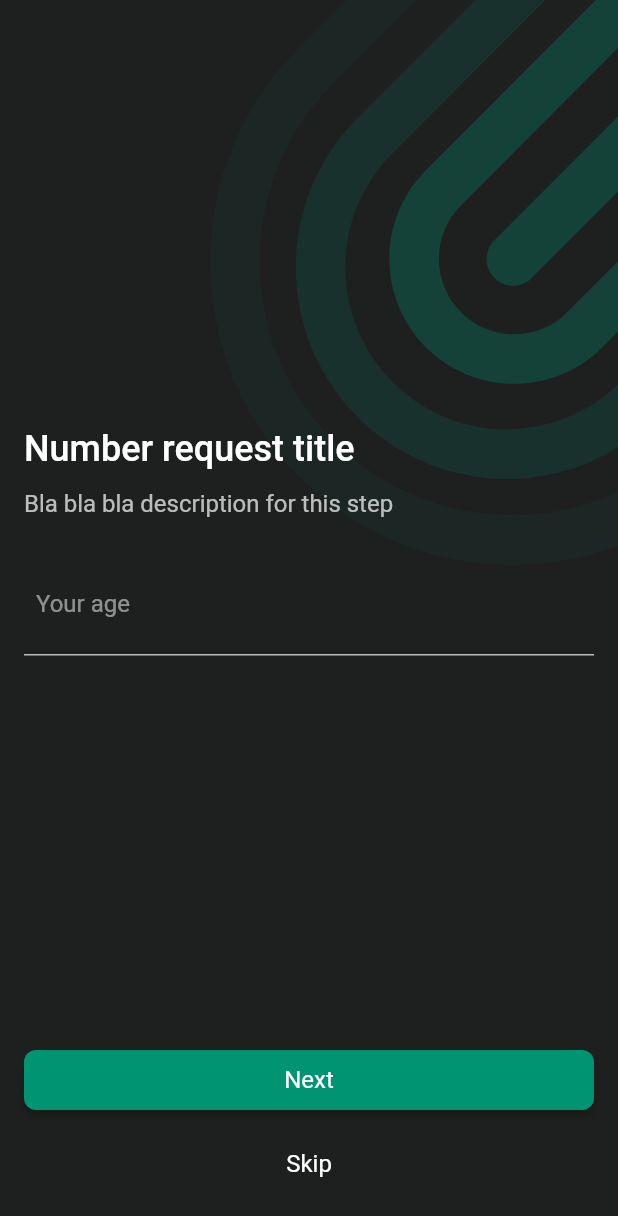
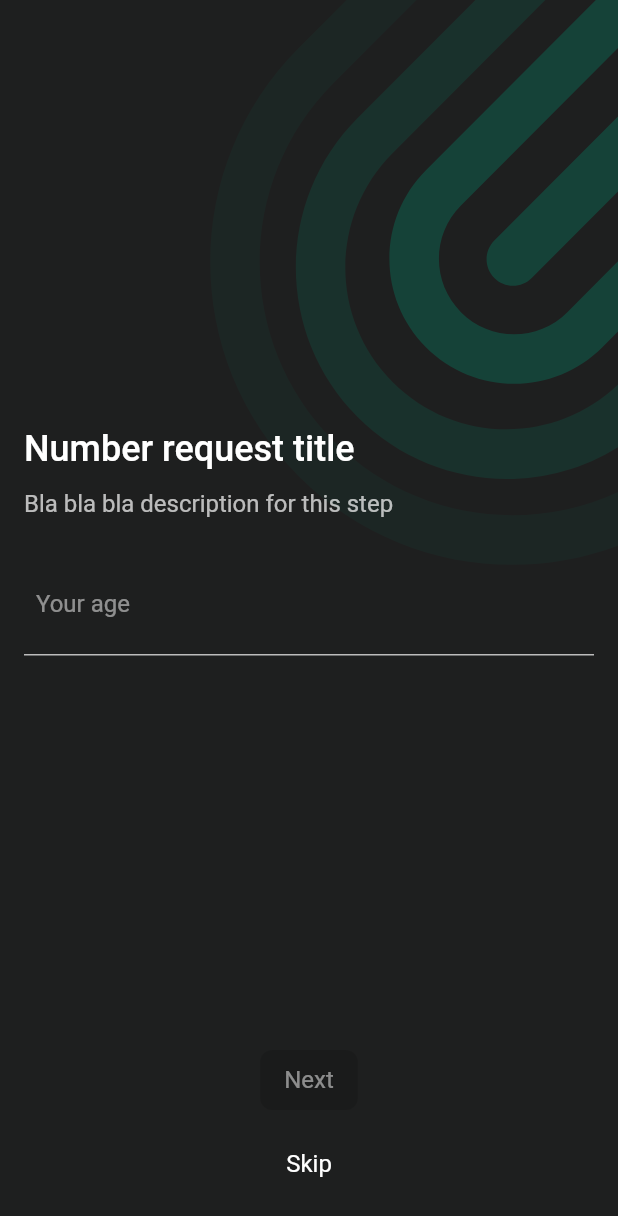
Before and after one commit to theRealGetman/survey-flow, a Flutter app: the screen it shows after launch, swiped to page 5, on a phone screen of 412 x 824 dp. Shown: the top 1216 px of the screen. Run offline on Flutter 3.47's test engine with Material 2 defaults, Android fonts, the phone set to English and light mode, and no system bars; our stand-ins replace flutter_svg, lottie; network calls fail.

Commit message:
Button predicate

```diff
--- a/example/assets/next_steps.json
+++ b/example/assets/next_steps.json
@@ -9,16 +9,14 @@
       "source": "local",
       "type": "lottie"
     },
-    "buttons": [
-      {
+    "primaryButton": {
       "action": "action:next",
       "text": "Next"
     },
-      {
+    "secondaryButton": {
       "action": "action:skip",
       "text": "Skip",
       "style": "secondary"
     }
-    ]
   }
 ]
--- a/example/lib/main.dart
+++ b/example/lib/main.dart
@@ -217,12 +217,10 @@ class Mocks {
       source: StepImageSource.network,
       width: 0.3,
     ),
-    buttons: [
-      StepButton(
-        action: 'action:notificationsPermission',
-        text: 'Next',
-      ),
-    ],
+    primaryButton: StepButton(
+      action: 'action:notificationsPermission',
+      text: 'Next',
+    ),
   );
 
   static const InformationStep informationStepWithImage = InformationStep(
@@ -232,10 +230,8 @@ class Mocks {
       'https://icon-library.com/images/completed-icon/completed-icon-28.jpg',
       source: StepImageSource.network,
     ),
-    buttons: [
-      StepButton.next(),
-      StepButton.skip(),
-    ],
+    primaryButton: StepButton.next(),
+    secondaryButton: StepButton.skip(),
   );
 
   static const InformationStep informationStepWithLottie = InformationStep(
@@ -245,10 +241,8 @@ class Mocks {
       'assets/lottie/task-completed.json',
       source: StepImageSource.local,
     ),
-    buttons: [
-      StepButton.next(),
-      StepButton.skip(),
-    ],
+    primaryButton: StepButton.next(),
+    secondaryButton: StepButton.skip(),
   );
 
   static const SingleSelectStep singleSelect = SingleSelectStep(
@@ -310,29 +304,25 @@ class Mocks {
     title: 'Number request title',
     description: 'Bla bla bla description for this step',
     hint: 'Your age',
-    buttons: [
-      StepButton.next(),
-      StepButton.skip(),
-    ],
+    primaryButton: StepButton.next(
+      predicate: ButtonPredicate.moreThan(18),
+    ),
+    secondaryButton: StepButton.skip(),
   );
 
   static const TextRequestStep textRequestStep = TextRequestStep(
     title: 'Text request title',
     description: 'Bla bla bla description for this step',
     hint: 'Your name',
-    buttons: [
-      StepButton.next(),
-      StepButton.skip(),
-    ],
+    primaryButton: StepButton.next(),
+    secondaryButton: StepButton.skip(),
   );
 
   static const DateRequestStep dateRequestStep = DateRequestStep(
     title: 'Date request title',
     description: 'Bla bla bla description for this step',
     hint: 'Your date of birth',
-    buttons: [
-      StepButton.next(),
-    ],
+    primaryButton: StepButton.next(),
   );
 
   static const DateRequestStep timeRequestStep = DateRequestStep(
@@ -340,9 +330,7 @@ class Mocks {
     description: 'Bla bla bla description for this step',
     hint: 'Your time of birth',
     type: RequestType.time,
-    buttons: [
-      StepButton.next(),
-    ],
+    primaryButton: StepButton.next(),
   );
 
   static const DateRequestStep dateAndTimeRequestStep = DateRequestStep(
@@ -350,9 +338,7 @@ class Mocks {
     description: 'Bla bla bla description for this step',
     hint: 'Your date and time of birth',
     type: RequestType.dateAndTime,
-    buttons: [
-      StepButton.next(),
-    ],
+    primaryButton: StepButton.next(),
   );
 
   static const CustomSurveyStep customStep = CustomSurveyStep(
--- /dev/null
+++ b/lib/src/domain/models/button_predicate.dart
@@ -0,0 +1,48 @@
+import 'package:json_annotation/json_annotation.dart';
+
+part 'button_predicate.g.dart';
+
+@JsonSerializable()
+class ButtonPredicate {
+  const ButtonPredicate({
+    required this.type,
+    this.value,
+  });
+
+  const ButtonPredicate.notEmpty()
+      : value = null,
+        type = ButtonPredicateType.notEmpty;
+
+  const ButtonPredicate.lengthMoreThan(int length)
+      : value = length,
+        type = ButtonPredicateType.lengthMoreThan;
+
+  const ButtonPredicate.matches(String pattern)
+      : value = pattern,
+        type = ButtonPredicateType.matches;
+
+  const ButtonPredicate.equals(this.value) : type = ButtonPredicateType.equals;
+
+  const ButtonPredicate.lessThan(num this.value)
+      : type = ButtonPredicateType.lessThan;
+
+  const ButtonPredicate.moreThan(num this.value)
+      : type = ButtonPredicateType.moreThan;
+
+  final dynamic value;
+  final ButtonPredicateType type;
+
+  factory ButtonPredicate.fromJson(Map<String, dynamic> json) =>
+      _$ButtonPredicateFromJson(json);
+
+  Map<String, dynamic> toJson() => _$ButtonPredicateToJson(this);
+}
+
+enum ButtonPredicateType {
+  notEmpty,
+  lengthMoreThan,
+  matches,
+  equals,
+  lessThan,
+  moreThan,
+}
--- a/lib/src/domain/models/date_request_step.dart
+++ b/lib/src/domain/models/date_request_step.dart
@@ -9,9 +9,8 @@ class DateRequestStep extends SurveyRequestStep {
     required super.title,
     super.id,
     super.description,
-    super.buttons = const [
-      StepButton.next(),
-    ],
+    super.primaryButton = const StepButton.next(),
+    super.secondaryButton,
     super.backgroundImage,
     super.type = RequestType.date,
     super.hint,
--- a/lib/src/domain/models/information_step.dart
+++ b/lib/src/domain/models/information_step.dart
@@ -11,9 +11,8 @@ class InformationStep implements SurveyStep {
     this.description,
     this.image,
     this.backgroundImage,
-    this.buttons = const [
-      StepButton.next(),
-    ],
+    this.primaryButton = const StepButton.next(),
+    this.secondaryButton,
   });
 
   @override
@@ -29,7 +28,8 @@ class InformationStep implements SurveyStep {
   final StepImage? backgroundImage;
 
   final StepImage? image;
-  final List<StepButton> buttons;
+  final StepButton primaryButton;
+  final StepButton? secondaryButton;
 
   Map<String, dynamic> toJson() => _$InformationStepToJson(this);
 
--- a/lib/src/domain/models/models.dart
+++ b/lib/src/domain/models/models.dart
@@ -1,5 +1,6 @@
 library models;
 
+export 'button_predicate.dart';
 export 'date_request_step.dart';
 export 'image.dart';
 export 'information_step.dart';
--- a/lib/src/domain/models/number_request_step.dart
+++ b/lib/src/domain/models/number_request_step.dart
@@ -9,9 +9,8 @@ class NumberRequestStep extends SurveyRequestStep {
     required super.title,
     super.id,
     super.description,
-    super.buttons = const [
-      StepButton.next(),
-    ],
+    super.primaryButton = const StepButton.next(),
+    super.secondaryButton,
     super.backgroundImage,
     super.type = RequestType.numberInt,
     super.hint,
--- a/lib/src/domain/models/step_button.dart
+++ b/lib/src/domain/models/step_button.dart
@@ -1,5 +1,5 @@
 import 'package:json_annotation/json_annotation.dart';
-import 'package:survey_flow/src/domain/models/step_actions.dart';
+import 'package:survey_flow/survey_flow.dart';
 
 part 'step_button.g.dart';
 
@@ -10,24 +10,28 @@ class StepButton {
     required this.text,
     this.style = StepButtonStyle.primary,
     this.id,
+    this.predicate,
   });
 
   const StepButton.next({
     this.id,
     this.text = 'Next',
     this.style = StepButtonStyle.primary,
+    this.predicate,
   }) : action = StepActions.next;
 
   const StepButton.skip({
     this.id,
     this.text = 'Skip',
     this.style = StepButtonStyle.secondary,
+    this.predicate,
   }) : action = StepActions.skip;
 
   const StepButton.submit({
     this.id,
     this.text = 'Submit',
     this.style = StepButtonStyle.primary,
+    this.predicate,
   }) : action = StepActions.submit;
 
   final String? id;
@@ -37,6 +41,9 @@ class StepButton {
     unknownEnumValue: StepButtonStyle.primary,
   )
   final StepButtonStyle style;
+
+  /// if request screen value matches pattern, primary button would be enabled
+  final ButtonPredicate? predicate;
 
   Map<String, dynamic> toJson() => _$StepButtonToJson(this);
 
--- a/lib/src/domain/models/survey_request_step.dart
+++ b/lib/src/domain/models/survey_request_step.dart
@@ -11,9 +11,8 @@ class SurveyRequestStep implements SurveyStep {
     required this.type,
     this.hint,
     this.description,
-    this.buttons = const [
-      StepButton.next(),
-    ],
+    this.primaryButton = const StepButton.next(),
+    this.secondaryButton,
     this.backgroundImage,
   });
 
@@ -32,7 +31,8 @@ class SurveyRequestStep implements SurveyStep {
   final String? hint;
   @JsonKey(unknownEnumValue: RequestType.text)
   final RequestType type;
-  final List<StepButton> buttons;
+  final StepButton primaryButton;
+  final StepButton? secondaryButton;
 
   Map<String, dynamic> toJson() => _$SurveyRequestStepToJson(this);
 
--- a/lib/src/domain/models/text_request_step.dart
+++ b/lib/src/domain/models/text_request_step.dart
@@ -9,9 +9,8 @@ class TextRequestStep extends SurveyRequestStep {
     required super.title,
     super.id,
     super.description,
-    super.buttons = const [
-      StepButton.next(),
-    ],
+    super.primaryButton = const StepButton.next(),
+    super.secondaryButton,
     super.backgroundImage,
     super.type = RequestType.text,
     super.hint,
--- a/lib/src/utils/utils.dart
+++ b/lib/src/utils/utils.dart
@@ -1,5 +1,6 @@
 library utils;
 
+export 'button_predicate_utils.dart';
 export 'callbacks.dart';
 export 'modals.dart';
 export 'steps_converter.dart';
--- a/lib/src/widgets/components/primary_button.dart
+++ b/lib/src/widgets/components/primary_button.dart
@@ -7,11 +7,13 @@ class PrimaryButton extends StatefulWidget {
     required this.stepButton,
     required this.onPressed,
     this.enabled = true,
+    this.stepValue,
   }) : super(key: key);
 
   final StepButton stepButton;
   final ButtonPressedCallback onPressed;
   final bool enabled;
+  final String? stepValue;
 
   @override
   State<PrimaryButton> createState() => _PrimaryButtonState();
@@ -22,12 +24,21 @@ class _PrimaryButtonState extends State<PrimaryButton> {
 
   bool isLoading = false;
 
+  bool get notEnabled {
+    if (!widget.enabled || isLoading) {
+      return true;
+    } else if (stepButton.predicate != null) {
+      return !stepButton.predicate!.matches(widget.stepValue);
+    }
+    return false;
+  }
+
   @override
   Widget build(BuildContext context) {
     return ElevatedButton(
       style: SurveyFlowTheme.of(context).theme.buttonStyles.primary ??
           SFButtonStyles.getPrimaryDefault(context),
-      onPressed: !widget.enabled || isLoading
+      onPressed: notEnabled
           ? null
           : () async {
               if (isLoading) {
--- a/lib/src/widgets/components/step_button_widget.dart
+++ b/lib/src/widgets/components/step_button_widget.dart
@@ -6,10 +6,12 @@ class StepButtonWidget extends StatelessWidget {
     Key? key,
     required this.stepButton,
     required this.onPressed,
+    this.stepValue,
   }) : super(key: key);
 
   final StepButton stepButton;
   final ButtonPressedCallback onPressed;
+  final String? stepValue;
 
   @override
   Widget build(BuildContext context) {
@@ -18,6 +20,7 @@ class StepButtonWidget extends StatelessWidget {
         return PrimaryButton(
           stepButton: stepButton,
           onPressed: onPressed,
+          stepValue: stepValue,
         );
       case StepButtonStyle.secondary:
         return SecondaryButton(
--- /dev/null
+++ b/lib/src/widgets/components/step_buttons.dart
@@ -0,0 +1,55 @@
+import 'package:flutter/material.dart';
+import 'package:survey_flow/survey_flow.dart';
+
+class StepButtons extends StatelessWidget {
+  const StepButtons({
+    Key? key,
+    required this.primaryButton,
+    required this.onPressed,
+    this.secondaryButton,
+    this.stepValue,
+  }) : super(key: key);
+
+  final StepButton primaryButton;
+  final StepButton? secondaryButton;
+  final ButtonPressedCallback onPressed;
+  final String? stepValue;
+
+  @override
+  Widget build(BuildContext context) {
+    return Column(
+      mainAxisSize: MainAxisSize.min,
+      children: [
+        _button(context, primaryButton),
+        if (secondaryButton != null) ...[
+          const SizedBox(height: 8.0),
+          _button(context, secondaryButton!),
+        ],
+      ],
+    );
+  }
+
+  Widget _button(BuildContext context, StepButton button) {
+    final bool fullWidth =
+        SurveyFlowTheme.of(context).theme.buttonStyles.buttonWidth ==
+            SFButtonWidth.full;
+    if (fullWidth) {
+      return StepButtonWidget(
+        stepButton: button,
+        onPressed: onPressed,
+        stepValue: stepValue,
+      );
+    } else {
+      return Row(
+        mainAxisAlignment: MainAxisAlignment.center,
+        children: [
+          StepButtonWidget(
+            stepButton: button,
+            onPressed: onPressed,
+            stepValue: stepValue,
+          ),
+        ],
+      );
+    }
+  }
+}
--- a/lib/src/widgets/data_request_step_widget.dart
+++ b/lib/src/widgets/data_request_step_widget.dart
@@ -96,13 +96,18 @@ class _DataRequestStepWidgetState extends State<DataRequestStepWidget> {
                   onTapOutside: (_) {
                     FocusScope.of(context).unfocus();
                   },
+                  onChanged: (_) {
+                    setState(() {});
+                  },
                 ),
               ),
             ),
           ),
           const Spacer(),
-          StepButtonsList(
-            buttons: step.buttons,
+          StepButtons(
+            stepValue: _controller.text,
+            primaryButton: step.primaryButton,
+            secondaryButton: step.secondaryButton,
             onPressed: _onPressed,
           ),
         ],
--- a/lib/src/widgets/information_step_widget.dart
+++ b/lib/src/widgets/information_step_widget.dart
@@ -66,8 +66,9 @@ class InformationStepWidget extends StatelessWidget {
               ),
             ),
           const Spacer(),
-          StepButtonsList(
-            buttons: step.buttons,
+          StepButtons(
+            primaryButton: step.primaryButton,
+            secondaryButton: step.secondaryButton,
             onPressed: onPressed,
           ),
         ],
--- a/lib/src/widgets/widgets.dart
+++ b/lib/src/widgets/widgets.dart
@@ -5,6 +5,7 @@ export 'components/primary_button.dart';
 export 'components/secondary_button.dart';
 export 'components/selection_option_widget.dart';
 export 'components/step_button_widget.dart';
+export 'components/step_buttons.dart';
 export 'components/step_buttons_list.dart';
 export 'components/step_container.dart';
 export 'components/step_image_widget.dart';
```
Also changed, not shown: example/assets/initial_steps.json (+15 -25 lines), lib/src/utils/button_predicate_utils.dart (added, +35 -0 lines), lib/src/domain/models/button_predicate.g.dart (added), lib/src/domain/models/date_request_step.g.dart, lib/src/domain/models/information_step.g.dart, lib/src/domain/models/number_request_step.g.dart, lib/src/domain/models/step_button.g.dart, lib/src/domain/models/survey_request_step.g.dart, lib/src/domain/models/text_request_step.g.dart, 1 other file. Lines whose indentation alone changed are shown as unchanged.
